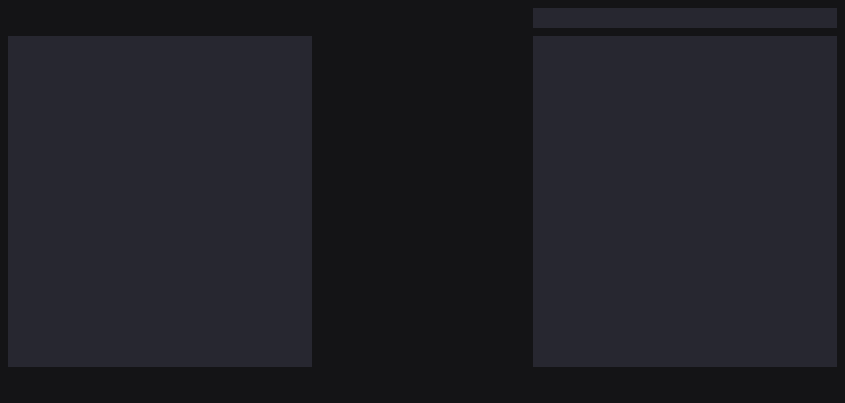
Above: gui/ui/tooltemplate.ui from analogdevicesinc/scopy before the change. Below: the same form after it.
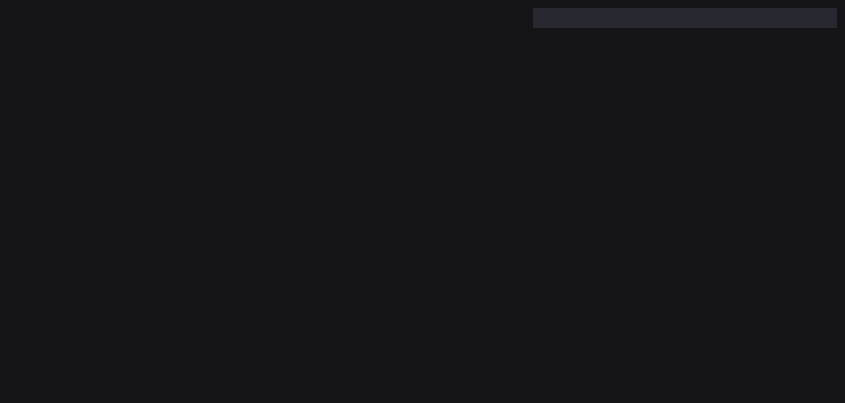
That is the form after the change. Custom widgets are drawn as their Qt base class.

```diff
--- a/gui/ui/tooltemplate.ui
+++ b/gui/ui/tooltemplate.ui
@@ -190,10 +190,23 @@
           <height>16777215</height>
          </size>
         </property>
-        <property name="styleSheet">
-         <string notr="true">background-color:/*blue*/#272730;</string>
-        </property>
-        <layout class="QVBoxLayout" name="verticalLayout_2"/>
+        <layout class="QVBoxLayout" name="verticalLayout_2">
+         <property name="spacing">
+          <number>0</number>
+         </property>
+         <property name="leftMargin">
+          <number>0</number>
+         </property>
+         <property name="topMargin">
+          <number>0</number>
+         </property>
+         <property name="rightMargin">
+          <number>0</number>
+         </property>
+         <property name="bottomMargin">
+          <number>0</number>
+         </property>
+        </layout>
        </widget>
       </item>
       <item>
@@ -243,10 +256,23 @@
           <height>16777215</height>
          </size>
         </property>
-        <property name="styleSheet">
-         <string notr="true">background-color:/*blue*/#272730;</string>
-        </property>
-        <layout class="QVBoxLayout" name="verticalLayout_3"/>
+        <layout class="QVBoxLayout" name="verticalLayout_3">
+         <property name="spacing">
+          <number>0</number>
+         </property>
+         <property name="leftMargin">
+          <number>0</number>
+         </property>
+         <property name="topMargin">
+          <number>0</number>
+         </property>
+         <property name="rightMargin">
+          <number>0</number>
+         </property>
+         <property name="bottomMargin">
+          <number>0</number>
+         </property>
+        </layout>
        </widget>
       </item>
      </layout>
```
